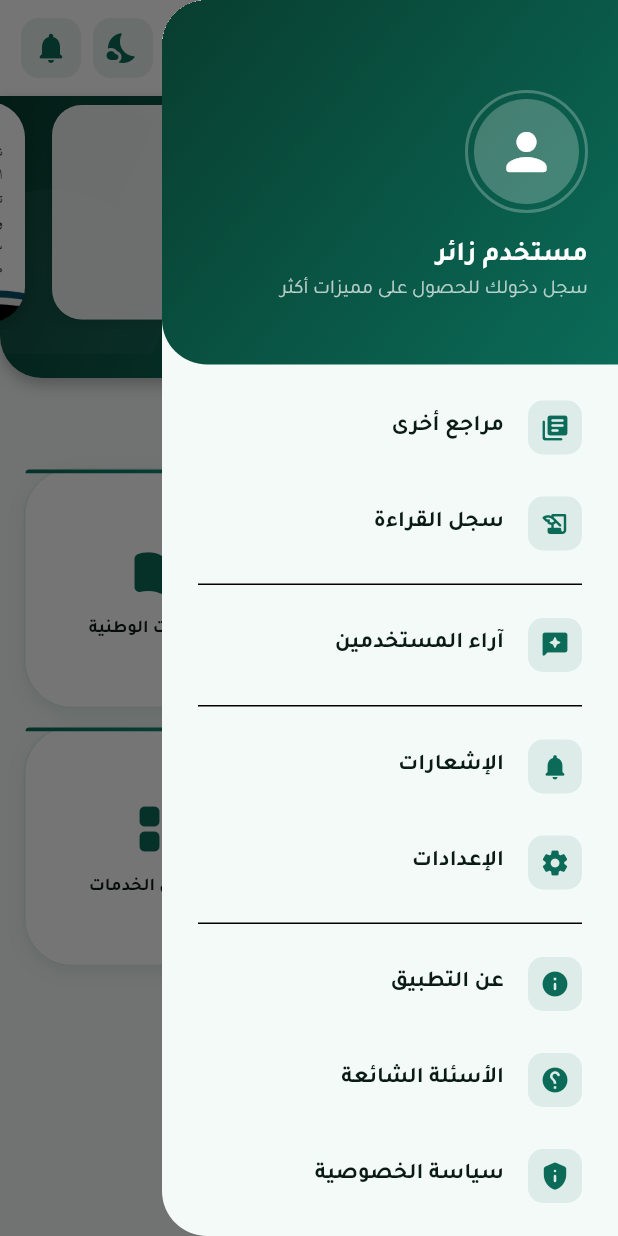
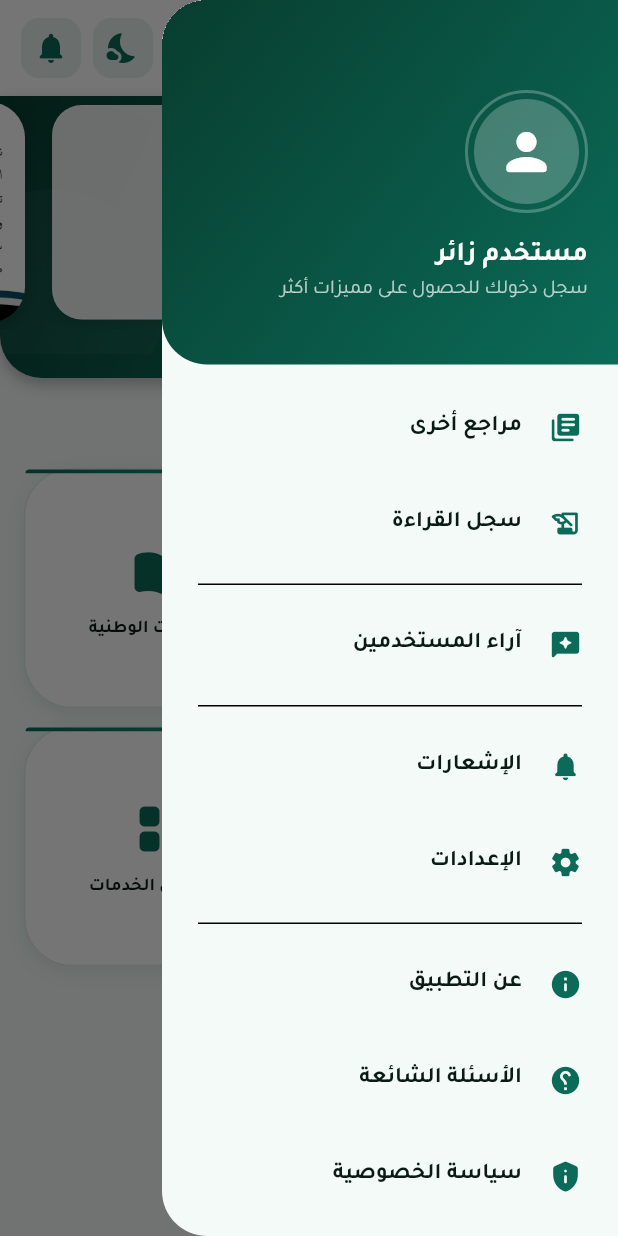
Before and after one commit to merajiapp-hub/meraj3iapp4415, a Flutter app: the HomePage screen opened directly, with the side drawer open, on a phone screen of 412 x 824 dp. Run offline on Flutter 3.47's test engine with Material 3 defaults, Android fonts, the phone set to English and light mode, and no system bars; our stand-ins replace audioplayers, cached_network_image, cloud_firestore, confetti, connectivity_plus, device_info_plus and 21 more; missing offline and left inert: complex, equations, flutter_math_fork, flutter_quill, ml_linalg, receive_intent and 3 more; accounts and stored records are empty; network calls fail.

Commit message:
إضافة ميزات جديدة وتحديث الكود

```diff
--- a/lib/screens/home_page.dart
+++ b/lib/screens/home_page.dart
@@ -1201,25 +1201,20 @@ class _HomePageState extends State<HomePage>
     VoidCallback onTap, {
     Color? color,
   }) {
+    final isDark = Theme.of(context).brightness == Brightness.dark;
+    final iconColor = isDark ? Colors.white : (color ?? AppTheme.primaryColor);
     final leadingWidget = iconOrWidget is IconData
-        ? Icon(iconOrWidget, color: color ?? AppTheme.primaryColor, size: 20)
+        ? Icon(iconOrWidget, color: iconColor, size: 22)
         : (iconOrWidget as Widget);
 
     return ListTile(
-      leading: Container(
-        padding: const EdgeInsets.all(8),
-        decoration: BoxDecoration(
-          color: (color ?? AppTheme.primaryColor).withValues(alpha: 0.1),
-          borderRadius: BorderRadius.circular(10),
-        ),
-        child: leadingWidget,
-      ),
+      leading: leadingWidget,
       title: Text(
         title,
         style: GoogleFonts.tajawal(
           fontSize: 15,
           fontWeight: FontWeight.bold,
-          color: color,
+          color: isDark ? Colors.white : color,
         ),
       ),
       onTap: onTap,
--- a/lib/screens/results/school_stats_screen.dart
+++ b/lib/screens/results/school_stats_screen.dart
@@ -41,7 +41,6 @@ class _SchoolStatsScreenState extends State<SchoolStatsScreen> {
   late int _failed;
   late int _absent;
   late int _expelled;
-  late int _complementary;
   late double _passRate;
   late double _topScore;
   late int _schoolRank;
@@ -94,7 +93,6 @@ class _SchoolStatsScreenState extends State<SchoolStatsScreen> {
     _failed = _schoolStudents.where((r) => r.isFailed).length;
     _absent = _schoolStudents.where((r) => r.isAbsent).length;
     _expelled = _schoolStudents.where((r) => r.isExpelled).length;
-    _complementary = _schoolStudents.where((r) => r.isComplementary).length;
 
     _passRate = _total > 0 ? (_passed / _total * 100) : 0.0;
 
@@ -333,8 +331,6 @@ class _SchoolStatsScreenState extends State<SchoolStatsScreen> {
                       _buildMetricTile('الراسبون', '$_failed', Colors.red, isDark),
                       if (_absent > 0)
                         _buildMetricTile('الغائبون', '$_absent', Colors.grey, isDark),
-                      if (widget.examType == ExamType.bac && _complementary > 0)
-                        _buildMetricTile('تكميلي', '$_complementary', Colors.orange, isDark),
                       if (_expelled > 0)
                         _buildMetricTile('المطرودون', '$_expelled', Colors.purple, isDark),
                       _buildMetricTile(
--- a/lib/screens/stages_screen.dart
+++ b/lib/screens/stages_screen.dart
@@ -190,7 +190,7 @@ class _StageCardState extends State<_StageCard>
                   height: 58,
                   child: Icon(
                     widget.icon,
-                    color: widget.gradient.colors.first,
+                    color: widget.isDark ? Colors.white : widget.gradient.colors.first,
                     size: 42,
                   ),
                 ),
--- a/lib/services/remote_config_service.dart
+++ b/lib/services/remote_config_service.dart
@@ -46,12 +46,6 @@ class RemoteConfigService {
           'https://docs.google.com/spreadsheets/d/1jMXqMtXHFdWdkzVz9OpYKr8XxUPfW3B0GQ2L7NvCeRI/export?format=csv&gid=1215098731',
       'is_published': true,
       'order': 2,
-    },
-    'complementary': {
-      'title': 'نتائج الباكلوريا',
-      'link': '',
-      'is_published': false,
-      'order': 3,
     },
     'concours_excellence': {
       'title': '⭐ امتياز Concours',
```
Also changed, not shown: lib/screens/main_screen.dart (+6 -6 lines), lib/screens/notes_screen.dart (+7 -0 lines), lib/screens/results/competition_stats_screen.dart (+5 -27 lines), lib/screens/results/results_home_screen.dart (+6 -3 lines), lib/screens/results/results_list_screen.dart (+1 -6 lines), lib/screens/stage_detail_screen.dart (+10 -2 lines), lib/widgets/book_card.dart (+4 -3 lines), 1 other file.
